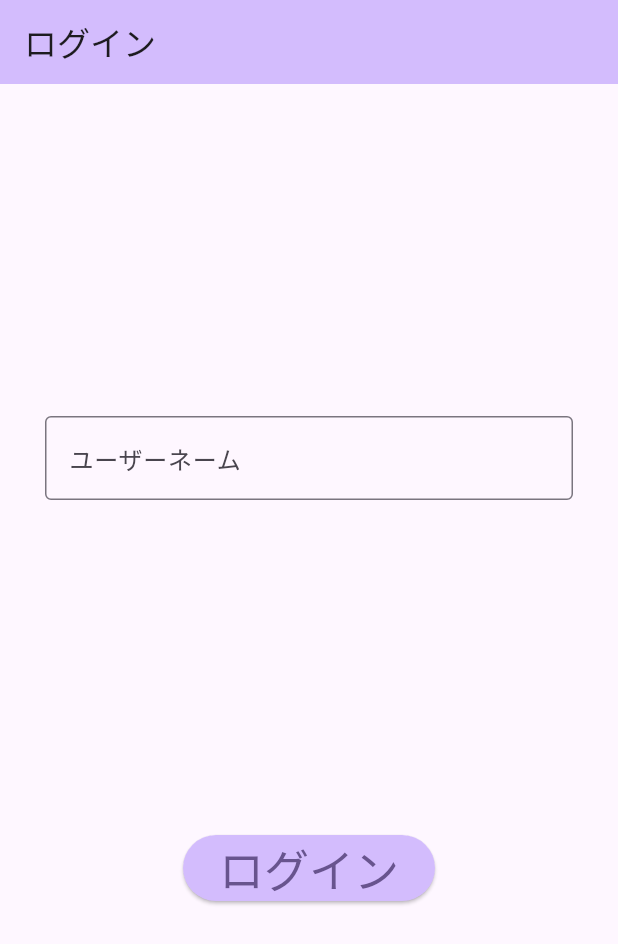
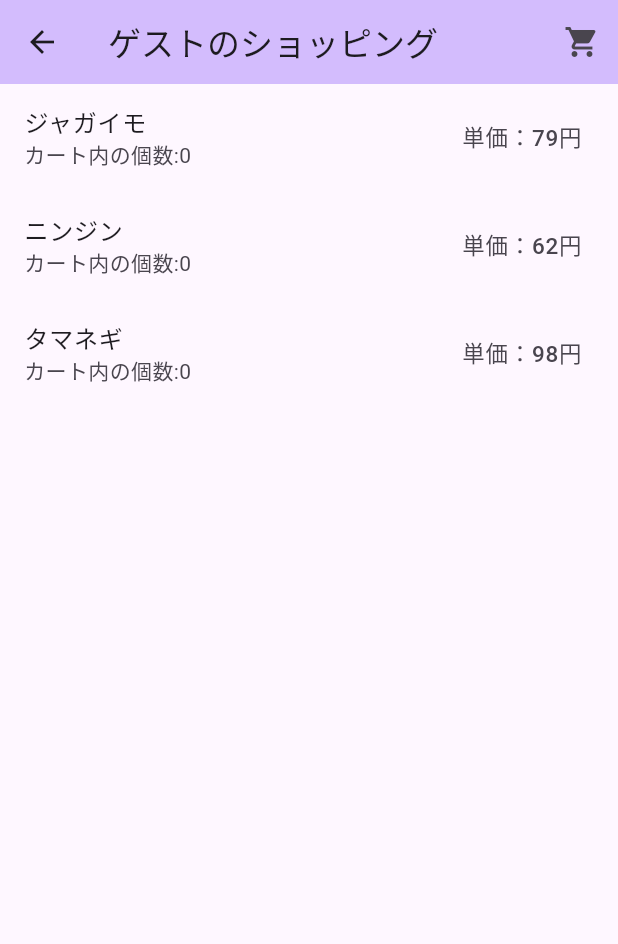
Before and after one commit to Tabatat/hooks_riverpod_sample, a Flutter app: the screen it shows after launch, after a tap on "ログイン", on a phone screen of 412 x 824 dp. Shown: the top 944 px of the screen. Run offline on Flutter 3.47's test engine with Material 2 defaults, Android fonts, the light colour scheme and no system bars; our stand-ins replace hooks_riverpod.

Commit message:
riverpodのサンプル完成
次はhookを使うように改修する。

```diff
--- a/lib/main.dart
+++ b/lib/main.dart
@@ -1,18 +1,21 @@
 import 'package:flutter/material.dart';
 import 'package:hooks_riverpod/hooks_riverpod.dart';
+import 'package:hooks_riverpod_sample/screen/cart_list_screen.dart';
+import 'package:hooks_riverpod_sample/screen/item_list_screen.dart';
 
-
+import 'screen/login_screen.dart';
 
 void main() {
   runApp(
-    ///riverpod導入の第一段階
-    ///MyApp()をProviderScopeでラップする
-      const ProviderScope(child: MyApp())
-  );
+
+      ///riverpod導入の第一段階
+      ///MyApp()をProviderScopeでラップする
+      const ProviderScope(child: MyApp()));
 }
 
 class MyApp extends StatelessWidget {
   const MyApp({super.key});
+
   @override
   Widget build(BuildContext context) {
     return MaterialApp(
@@ -22,47 +25,10 @@ class MyApp extends StatelessWidget {
         useMaterial3: true,
       ),
       routes: {
-        '/':(context) => const LoginScreen(),
+        '/': (context) => const LoginScreen(),
+        '/itemList': (context) => const ItemListScreen(),
+        '/cartItem': (context) => const CartItemScreen(),
       },
     );
   }
 }
-
-///hooks_riverpod 導入
-///StatelessWidgetの代わりにHookConsumerWidgetをextendする。
-///(riverpodのみの場合はConsumerWidgetをextendsする）
-class LoginScreen extends HookConsumerWidget {
-  const LoginScreen({super.key});
-  @override
-  Widget build(BuildContext context, WidgetRef ref) {
-    return Scaffold(
-      appBar: AppBar(
-        backgroundColor: Theme.of(context).colorScheme.inversePrimary,
-        title: const Text("ログイン"),
-      ),
-      body: Padding(
-        padding: const EdgeInsets.symmetric(horizontal: 30),
-        child: Column(
-          mainAxisAlignment: MainAxisAlignment.spaceEvenly,
-          children: [
-            const TextField(
-              decoration: InputDecoration(
-                border: OutlineInputBorder(),
-                hintText: 'ユーザーネーム',
-              ),
-            ),
-            ElevatedButton(
-                onPressed: () {
-                  print("");
-                },
-                style: TextButton.styleFrom(
-                  textStyle: const TextStyle(fontSize: 30),
-                  backgroundColor: Theme.of(context).colorScheme.inversePrimary,
-                ),
-                child: const Text("ログイン")),
-          ],
-        ),
-      ),
-    );
-  }
-}
--- /dev/null
+++ b/lib/screen/item_list_screen.dart
@@ -0,0 +1,52 @@
+import 'package:flutter/material.dart';
+import 'package:hooks_riverpod/hooks_riverpod.dart';
+
+import '../provider.dart';
+import '../vegetable.dart';
+
+class ItemListScreen extends HookConsumerWidget {
+  const ItemListScreen({super.key});
+
+  @override
+  Widget build(BuildContext context, WidgetRef ref) {
+    ///usernameとcartをproviderから取得
+    final username = ref.watch(usernameProvider);
+    final cart = ref.watch(cartItemProvider);
+
+    return Scaffold(
+        appBar: AppBar(
+          backgroundColor: Theme.of(context).colorScheme.inversePrimary,
+          title: Text("$usernameのショッピング"),
+          leading: IconButton(
+            icon: const Icon(Icons.arrow_back),
+            onPressed: () => Navigator.of(context).pop(),
+          ),
+          actions: [
+            IconButton(
+                onPressed: () {
+                  Navigator.of(context).pushNamed('/cartItem');
+                },
+                icon: const Icon(Icons.shopping_cart))
+          ],
+        ),
+
+        ///野菜を一覧で表示する
+        body: ListView(
+          children: items
+              .map((vegetable) => ListTile(
+                    title: Text(vegetable.name),
+                    subtitle: Text("カート内の個数:"
+                        "${cart.count(vegetable)}"),
+                    trailing: Text(
+                      "単価：${vegetable.price}円",
+                      style: const TextStyle(fontSize: 15),
+                    ),
+                    onTap: () {
+                      ///CartItemNotifierのaddメソッドを呼んで追加している。
+                      ref.read(cartItemProvider.notifier).add(vegetable);
+                    },
+                  ))
+              .toList(),
+        ));
+  }
+}
--- /dev/null
+++ b/lib/screen/login_screen.dart
@@ -0,0 +1,67 @@
+import 'package:flutter/material.dart';
+import 'package:hooks_riverpod/hooks_riverpod.dart';
+
+import '../provider.dart';
+
+///hooks_riverpod 導入
+///StatelessWidgetの代わりにHookConsumerWidgetをextendsする。
+///(riverpodのみの場合はConsumerWidgetをextendsする）
+class LoginScreen extends HookConsumerWidget {
+  const LoginScreen({super.key});
+
+  @override
+  Widget build(BuildContext context, WidgetRef ref) {
+    ///WidgetRefを使用してproviderを呼び出す。
+    ///ref.watchとref.readがある。
+    ///watchで宣言した場合、providerの値が変更されるたびに再評価される。
+    final username = ref.watch(usernameProvider);
+    return Scaffold(
+      appBar: AppBar(
+        backgroundColor: Theme.of(context).colorScheme.inversePrimary,
+        title: const Text("ログイン"),
+      ),
+      body: Padding(
+        ///画面の左右に30の余白をとる。
+        padding: const EdgeInsets.symmetric(horizontal: 30),
+        child: Column(
+          ///ウィジェット時の配置を指定している
+          ///spaceEvenly = 上下余白とウィジェット間の距離を同じくとる。
+          mainAxisAlignment: MainAxisAlignment.spaceEvenly,
+          children: [
+            ///ユーザーネーム 入力フォーム
+            TextField(
+              decoration: const InputDecoration(
+                border: OutlineInputBorder(),
+                hintText: 'ユーザーネーム',
+              ),
+
+              ///テキストフィールドの値が変化した時に呼び出される。
+              ///valueに入力されたテキストが入ってる(String)
+              onChanged: (value) {
+                ///stateProviderの値を直接変更してる。
+                ref.read(usernameProvider.notifier).state = value;
+              },
+            ),
+
+            ///ログインボタン
+            ElevatedButton(
+
+                ///ボタン押下時のイベント
+                onPressed: () => Navigator.pushNamed(context, '/itemList'),
+
+                ///背景色を指定
+                style: TextButton.styleFrom(
+                  backgroundColor: Theme.of(context).colorScheme.inversePrimary,
+                ),
+
+                ///ボタンの中に表示するテキスト
+                child: const Text(
+                  "ログイン",
+                  style: TextStyle(fontSize: 30, color: Colors.black),
+                )),
+          ],
+        ),
+      ),
+    );
+  }
+}
--- /dev/null
+++ b/lib/vegetable.dart
@@ -0,0 +1,29 @@
+import 'package:flutter/cupertino.dart';
+
+///野菜クラス
+///これのインスタンスをカートに追加したりする。
+///StateNotifierの状態はimmutableの必要がある。
+@immutable
+class Vegetable {
+  const Vegetable({
+    required this.name,
+    required this.price,
+  });
+
+  final String name;
+  final int price;
+}
+
+///引数に指定したvegetableがList<Vegetable>にいくつ入っているか返す
+extension VegetableListEx on List<Vegetable> {
+  int count(Vegetable vegetable) {
+    return where((element) => element == vegetable).length;
+  }
+}
+
+///商品一覧とカートで使う商品リスト
+List<Vegetable> items = [
+  const Vegetable(name: "ジャガイモ", price: 79),
+  const Vegetable(name: "ニンジン", price: 62),
+  const Vegetable(name: "タマネギ", price: 98)
+];
```
Also changed, not shown: lib/provider.dart (added, +42 -0 lines), lib/screen/cart_list_screen.dart (added, +45 -0 lines).
